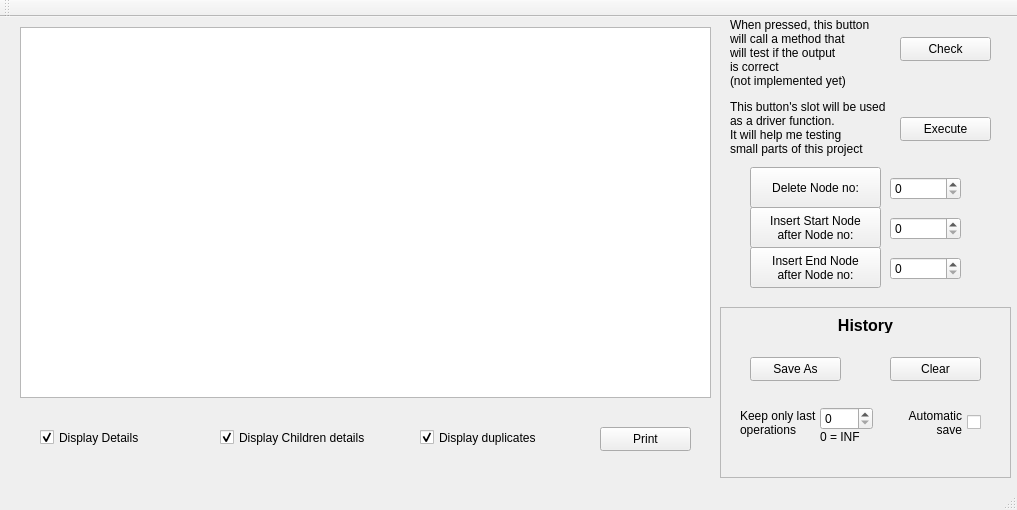
Above: tree_alg/mainwindow.ui from KDE/kate before the change. Below: the same form after it.
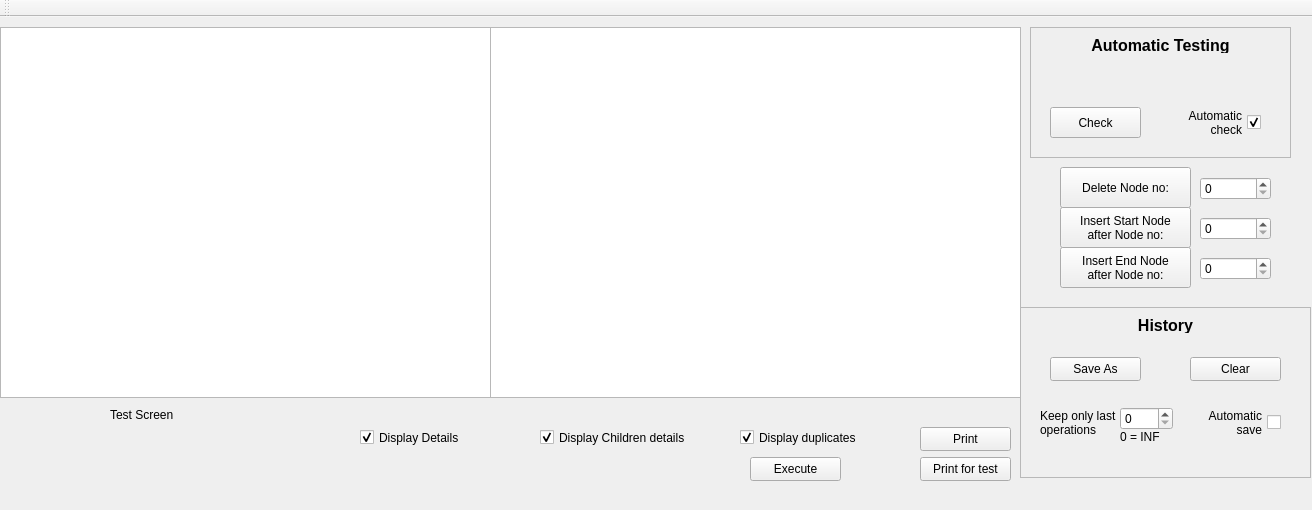
That is the form after the change.

Commit message: + Some bugs were solved, but it needs some more testing + I have implemented another folding alg using a stack. This alg is very slow, but more procise. I use it to compare the output. It will also be used for some automatic testing

The edit to the form file:
```diff
--- a/tree_alg/mainwindow.ui
+++ b/tree_alg/mainwindow.ui
@@ -6,7 +6,7 @@
    <rect>
     <x>0</x>
     <y>0</y>
-    <width>1017</width>
+    <width>1312</width>
     <height>510</height>
    </rect>
   </property>
@@ -17,17 +17,23 @@
    <widget class="QTextEdit" name="textEdit">
     <property name="geometry">
      <rect>
-      <x>20</x>
+      <x>490</x>
       <y>10</y>
-      <width>691</width>
+      <width>531</width>
       <height>371</height>
      </rect>
     </property>
+    <property name="verticalScrollBarPolicy">
+     <enum>Qt::ScrollBarAsNeeded</enum>
+    </property>
+    <property name="horizontalScrollBarPolicy">
+     <enum>Qt::ScrollBarAsNeeded</enum>
+    </property>
    </widget>
    <widget class="QPushButton" name="pushButton_2">
     <property name="geometry">
      <rect>
-      <x>750</x>
+      <x>1060</x>
       <y>190</y>
       <width>131</width>
       <height>41</height>
@@ -41,7 +47,7 @@
    <widget class="QPushButton" name="pushButton_3">
     <property name="geometry">
      <rect>
-      <x>750</x>
+      <x>1060</x>
       <y>150</y>
       <width>131</width>
       <height>41</height>
@@ -54,7 +60,7 @@
    <widget class="QPushButton" name="pushButton_4">
     <property name="geometry">
      <rect>
-      <x>750</x>
+      <x>1060</x>
       <y>230</y>
       <width>131</width>
       <height>41</height>
@@ -65,24 +71,11 @@
 after Node no:</string>
     </property>
    </widget>
-   <widget class="QPushButton" name="pushButton">
-    <property name="geometry">
-     <rect>
-      <x>900</x>
-      <y>20</y>
-      <width>91</width>
-      <height>24</height>
-     </rect>
-    </property>
-    <property name="text">
-     <string>Check</string>
-    </property>
-   </widget>
    <widget class="QPushButton" name="pushButton_5">
     <property name="geometry">
      <rect>
-      <x>900</x>
-      <y>100</y>
+      <x>750</x>
+      <y>440</y>
       <width>91</width>
       <height>24</height>
      </rect>
@@ -91,43 +84,10 @@
      <string>Execute</string>
     </property>
    </widget>
-   <widget class="QLabel" name="label">
-    <property name="geometry">
-     <rect>
-      <x>730</x>
-      <y>0</y>
-      <width>151</width>
-      <height>71</height>
-     </rect>
-    </property>
-    <property name="text">
-     <string>When pressed, this button 
-will call a method that 
-will test if the output 
-is correct 
-(not implemented yet)</string>
-    </property>
-   </widget>
-   <widget class="QLabel" name="label_2">
-    <property name="geometry">
-     <rect>
-      <x>730</x>
-      <y>80</y>
-      <width>171</width>
-      <height>61</height>
-     </rect>
-    </property>
-    <property name="text">
-     <string>This button's slot will be used 
-as a driver function. 
-It will help me testing 
-small parts of this project </string>
-    </property>
-   </widget>
    <widget class="QCheckBox" name="checkBox">
     <property name="geometry">
      <rect>
-      <x>40</x>
+      <x>360</x>
       <y>410</y>
       <width>111</width>
       <height>21</height>
@@ -143,7 +103,7 @@
    <widget class="QCheckBox" name="checkBox_2">
     <property name="geometry">
      <rect>
-      <x>220</x>
+      <x>540</x>
       <y>410</y>
       <width>161</width>
       <height>21</height>
@@ -159,7 +119,7 @@
    <widget class="QCheckBox" name="checkBox_3">
     <property name="geometry">
      <rect>
-      <x>420</x>
+      <x>740</x>
       <y>410</y>
       <width>131</width>
       <height>21</height>
@@ -175,7 +135,7 @@
    <widget class="QPushButton" name="pushButton_6">
     <property name="geometry">
      <rect>
-      <x>600</x>
+      <x>920</x>
       <y>410</y>
       <width>91</width>
       <height>24</height>
@@ -188,7 +148,7 @@
    <widget class="QFrame" name="frame">
     <property name="geometry">
      <rect>
-      <x>720</x>
+      <x>1020</x>
       <y>290</y>
       <width>291</width>
       <height>171</height>
@@ -322,7 +282,7 @@
    <widget class="QSpinBox" name="spinBox_2">
     <property name="geometry">
      <rect>
-      <x>890</x>
+      <x>1200</x>
       <y>200</y>
       <width>71</width>
       <height>23</height>
@@ -332,7 +292,7 @@
    <widget class="QSpinBox" name="spinBox_3">
     <property name="geometry">
      <rect>
-      <x>890</x>
+      <x>1200</x>
       <y>160</y>
       <width>71</width>
       <height>23</height>
@@ -342,13 +302,127 @@
    <widget class="QSpinBox" name="spinBox_4">
     <property name="geometry">
      <rect>
-      <x>890</x>
+      <x>1200</x>
       <y>240</y>
       <width>71</width>
       <height>23</height>
      </rect>
     </property>
    </widget>
+   <widget class="QTextEdit" name="textEdit_2">
+    <property name="geometry">
+     <rect>
+      <x>0</x>
+      <y>10</y>
+      <width>491</width>
+      <height>371</height>
+     </rect>
+    </property>
+    <property name="verticalScrollBarPolicy">
+     <enum>Qt::ScrollBarAsNeeded</enum>
+    </property>
+    <property name="horizontalScrollBarPolicy">
+     <enum>Qt::ScrollBarAsNeeded</enum>
+    </property>
+   </widget>
+   <widget class="QLabel" name="label_6">
+    <property name="geometry">
+     <rect>
+      <x>110</x>
+      <y>390</y>
+      <width>71</width>
+      <height>16</height>
+     </rect>
+    </property>
+    <property name="text">
+     <string>Test Screen</string>
+    </property>
+   </widget>
+   <widget class="QFrame" name="frame_2">
+    <property name="geometry">
+     <rect>
+      <x>1030</x>
+      <y>10</y>
+      <width>261</width>
+      <height>131</height>
+     </rect>
+    </property>
+    <property name="frameShape">
+     <enum>QFrame::StyledPanel</enum>
+    </property>
+    <property name="frameShadow">
+     <enum>QFrame::Raised</enum>
+    </property>
+    <widget class="QPushButton" name="pushButton">
+     <property name="geometry">
+      <rect>
+       <x>20</x>
+       <y>80</y>
+       <width>91</width>
+       <height>31</height>
+      </rect>
+     </property>
+     <property name="text">
+      <string>Check</string>
+     </property>
+    </widget>
+    <widget class="QCheckBox" name="checkBox_5">
+     <property name="geometry">
+      <rect>
+       <x>150</x>
+       <y>80</y>
+       <width>81</width>
+       <height>31</height>
+      </rect>
+     </property>
+     <property name="layoutDirection">
+      <enum>Qt::RightToLeft</enum>
+     </property>
+     <property name="text">
+      <string>Automatic 
+check</string>
+     </property>
+     <property name="checked">
+      <bool>true</bool>
+     </property>
+    </widget>
+    <widget class="QLabel" name="label_7">
+     <property name="geometry">
+      <rect>
+       <x>50</x>
+       <y>10</y>
+       <width>161</width>
+       <height>16</height>
+      </rect>
+     </property>
+     <property name="font">
+      <font>
+       <pointsize>12</pointsize>
+       <weight>75</weight>
+       <bold>true</bold>
+      </font>
+     </property>
+     <property name="text">
+      <string>Automatic Testing</string>
+     </property>
+     <property name="alignment">
+      <set>Qt::AlignCenter</set>
+     </property>
+    </widget>
+   </widget>
+   <widget class="QPushButton" name="pushButton_9">
+    <property name="geometry">
+     <rect>
+      <x>920</x>
+      <y>440</y>
+      <width>91</width>
+      <height>24</height>
+     </rect>
+    </property>
+    <property name="text">
+     <string>Print for test</string>
+    </property>
+   </widget>
   </widget>
   <widget class="QMenuBar" name="menuBar">
    <property name="geometry">
@@ -368,7 +442,6 @@
     <bool>false</bool>
    </attribute>
   </widget>
-  <widget class="QStatusBar" name="statusBar"/>
  </widget>
  <layoutdefault spacing="6" margin="11"/>
  <resources/>
```
Left out of the diff: 2 changed lines with no effect on the pictures. The commit also changes 4 other files.
